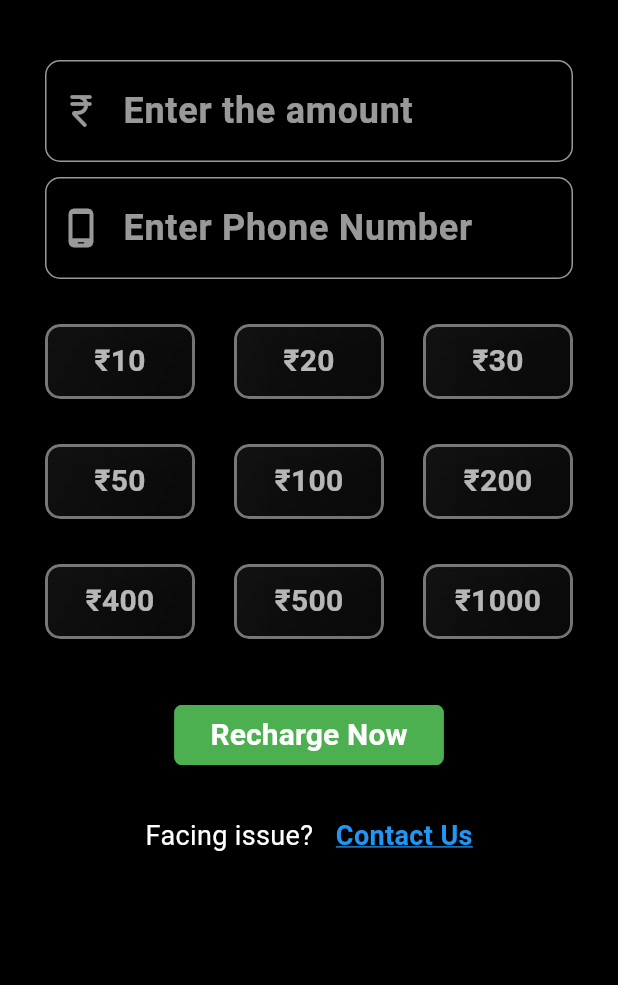
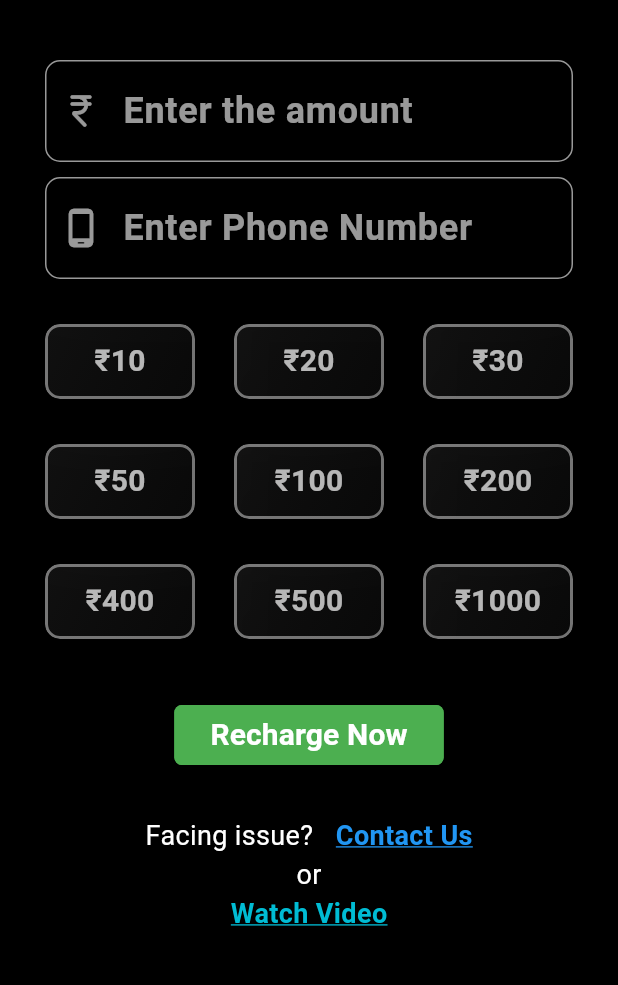
Before and after one commit to joysarkar18/gamaru-mobile-app, a Flutter app: the AddMoney screen opened directly, on a phone screen of 412 x 824 dp, the part 186-1171 px from its top. Run offline on Flutter 3.47's test engine with Material 2 defaults, Android fonts, the light colour scheme and no system bars; drawn by our look-alikes of lottie; our stand-ins replace cloud_firestore, email_validator, firebase_auth, firebase_core, firebase_messaging, get and 10 more; missing offline and left inert: flutter_custom_carousel_slider, random_avatar, upi_payment_qrcode_generator; accounts and stored records are empty; statements that could not run were skipped; project files that could hold a hidden picture were left out.

Commit message:
image size reduce and withdraw ypdate

```diff
--- a/lib/Controllers/Main-Controller/mainController.dart
+++ b/lib/Controllers/Main-Controller/mainController.dart
@@ -15,6 +15,8 @@ class MainController extends GetxController {
   RxBool is_loading = false.obs;
 
   RxBool exchangeLoading = false.obs;
+
+  RxMap urls = {}.obs;
 
   TextEditingController winCoins = TextEditingController();
   RxString palyCoins = "".obs;
@@ -77,4 +79,10 @@ class MainController extends GetxController {
       print(allResults.value);
     });
   }
+
+  getUrls() async {
+    await _db.collection("urls").doc("url").get().then((value) {
+      urls.value = value["allUrls"];
+    });
+  }
 }
--- a/lib/Screens/Home-Screen/homeScreen.dart
+++ b/lib/Screens/Home-Screen/homeScreen.dart
@@ -324,7 +324,7 @@ class _HomeScreenState extends State<HomeScreen> {
                                     width: 70,
                                     repeat: true,
                                   ),
-                                  Text(
+                                  const Text(
                                     "Earn",
                                     style: TextStyle(
                                         color: Colors.white, fontSize: 18),
--- a/lib/Screens/Wallet-Screens/addMoney.dart
+++ b/lib/Screens/Wallet-Screens/addMoney.dart
@@ -3,10 +3,12 @@ import 'package:cloud_firestore/cloud_firestore.dart';
 import 'package:firebase_auth/firebase_auth.dart';
 import 'package:flutter/material.dart';
 import 'package:gamaru_mobile_app/Componants/glossyEffect.dart';
+import 'package:gamaru_mobile_app/Controllers/Main-Controller/mainController.dart';
 import 'package:gamaru_mobile_app/Controllers/Wallet-Controller/walletController.dart';
 import 'package:gamaru_mobile_app/Screens/Customer%20Support/SupportScreen.dart';
 import 'package:get/get.dart';
 import 'package:lottie/lottie.dart';
+import 'package:url_launcher/url_launcher.dart';
 // import 'package:razorpay_flutter/razorpay_flutter.dart';
 
 import 'RechargeDone.dart';
@@ -49,7 +51,8 @@ class _AddMoneyState extends State<AddMoney> {
                   fontWeight: FontWeight.bold),
             ),
           )),
-      body: SizedBox(
+      body: SingleChildScrollView(
+        child: SizedBox(
           width: Get.width,
           child: Column(children: [
             const SizedBox(
@@ -84,8 +87,8 @@ class _AddMoneyState extends State<AddMoney> {
                     StreamBuilder(
                       stream: FirebaseFirestore.instance
                           .collection("user")
-                        .doc(
-                            FirebaseAuth.instance.currentUser!.email.toString())
+                          .doc(FirebaseAuth.instance.currentUser!.email
+                              .toString())
                           .snapshots(),
                       builder: (context, snapshot) {
                         if (snapshot.hasData) {
@@ -131,7 +134,8 @@ class _AddMoneyState extends State<AddMoney> {
                       decoration: const InputDecoration(
                         fillColor: Colors.transparent,
                         hintText: "Enter the amount",
-                      hintStyle: TextStyle(color: Colors.white60, fontSize: 24),
+                        hintStyle:
+                            TextStyle(color: Colors.white60, fontSize: 24),
                         prefixIcon: Icon(
                           Icons.currency_rupee_rounded,
                           color: Colors.white60,
@@ -173,7 +177,8 @@ class _AddMoneyState extends State<AddMoney> {
                       decoration: const InputDecoration(
                         fillColor: Colors.transparent,
                         hintText: "Enter Phone Number",
-                      hintStyle: TextStyle(color: Colors.white60, fontSize: 24),
+                        hintStyle:
+                            TextStyle(color: Colors.white60, fontSize: 24),
                         prefixIcon: Icon(
                           Icons.phone_android_rounded,
                           color: Colors.white60,
@@ -429,12 +434,40 @@ class _AddMoneyState extends State<AddMoney> {
                           decorationColor: Colors.blue,
                         ),
                       ),
-                  )
+                    ),
                   ],
+                ),
+                const SizedBox(
+                  width: 10,
+                ),
+                const Text(
+                  "or",
+                  style: TextStyle(color: Colors.white, fontSize: 18),
+                ),
+                const SizedBox(
+                  width: 10,
+                ),
+                InkWell(
+                  onTap: () async {
+                    var url = Uri.parse(
+                        "${MainController.instance.urls["howToRecharge"]}");
+                    await launchUrl(url);
+                  },
+                  child: const Text(
+                    "Watch Video",
+                    style: TextStyle(
+                      color: Colors.cyan,
+                      fontSize: 18,
+                      fontWeight: FontWeight.bold,
+                      decoration: TextDecoration.underline,
+                      decorationColor: Colors.cyan,
+                    ),
+                  ),
                 )
               ]),
             )
           ]),
+        ),
       ),
     );
   }
```
Also changed, not shown: lib/Controllers/Wallet-Controller/walletController.dart (+27 -12 lines), Assets/BGMI DUO MATCH.png, Assets/BGMI SOLO MATCH.png, Assets/BGMI SQUAD MATCH.png, 3 other files. Lines whose indentation alone changed are shown as unchanged.
